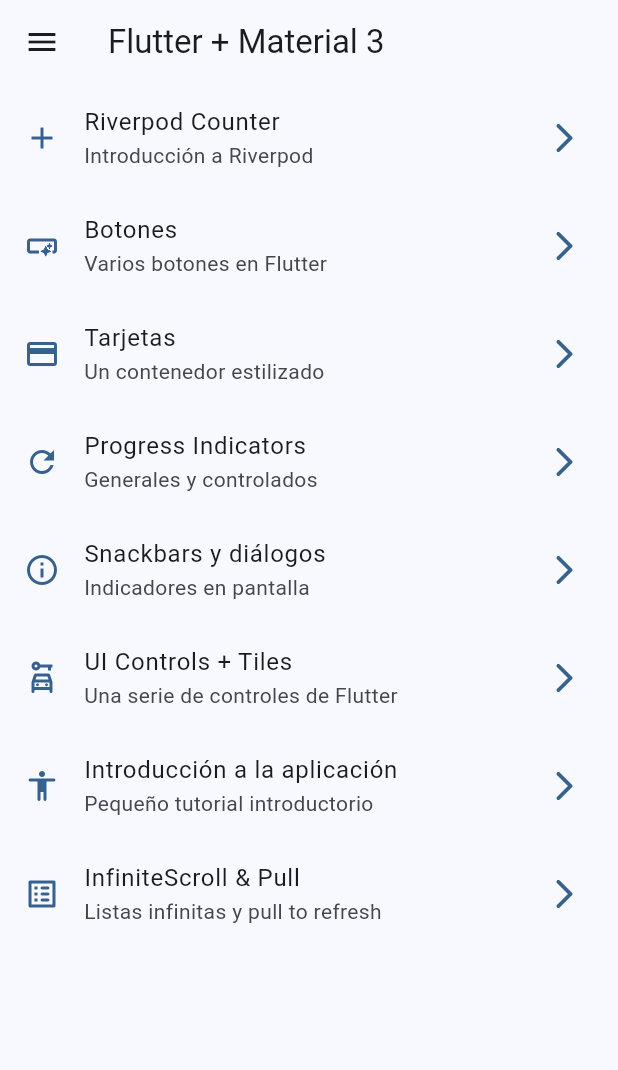
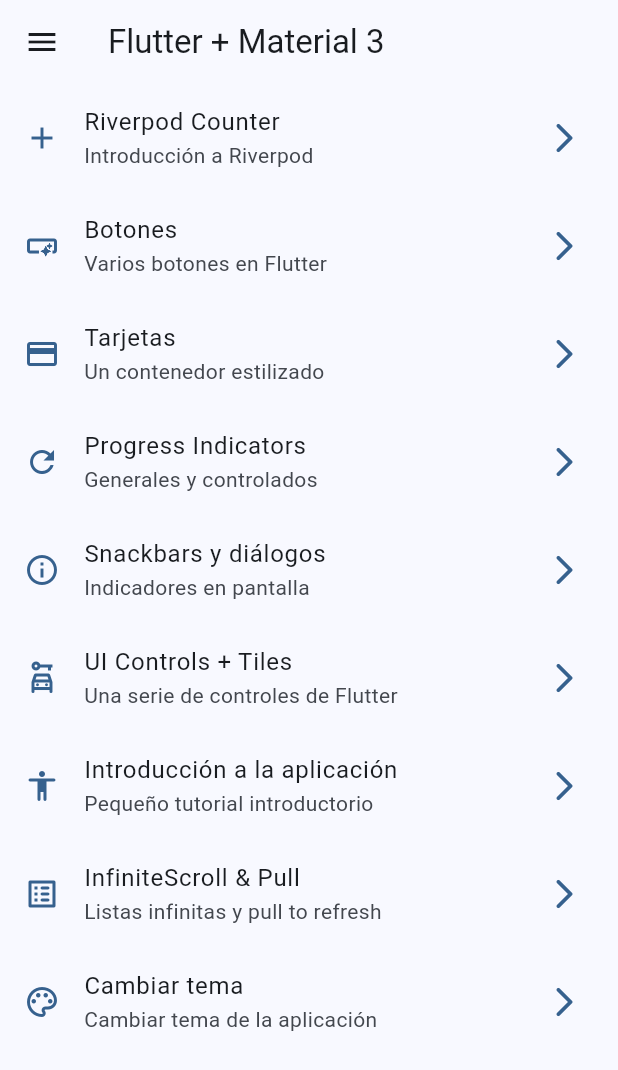
Before and after one commit to EmilioMartel/flutter-widgets-app, a Flutter app: the screen it shows after launch, on a phone screen of 412 x 824 dp. Shown: the top 1070 px of the screen. Run offline on Flutter 3.47's test engine with Material 2 defaults, Android fonts, the phone set to English and light mode, and no system bars; our stand-ins replace animate_do, flutter_riverpod, go_router.

Commit message:
cambiar tema y modo oscuro finalizado

```diff
--- a/lib/config/menu/menu_items.dart
+++ b/lib/config/menu/menu_items.dart
@@ -72,6 +72,12 @@ const appMenuItems = <MenuItems> [
     icon: Icons.list_alt_rounded
   ),
 
+  MenuItems(
+    title: 'Cambiar tema',
+    subTitle: 'Cambiar tema de la aplicación',
+    link: '/theme-changer',
+    icon: Icons.color_lens_outlined
+  ),
 
 
 
--- a/lib/config/router/app_router.dart
+++ b/lib/config/router/app_router.dart
@@ -65,5 +65,11 @@ final appRouter = GoRouter(
       path: '/counter-riverpod',
       builder: (context, state) => const CounterScreen(),
     ),
+
+    GoRoute(
+      name: ThemeChangerScreen.name,
+      path: '/theme-changer',
+      builder: (context, state) => const ThemeChangerScreen(),
+    ),
   ],
 );
--- a/lib/config/themes/app_theme.dart
+++ b/lib/config/themes/app_theme.dart
@@ -13,19 +13,20 @@ const colorList = <Color>[
   Colors.pinkAccent,
 ];
 
-
-
 class AppTheme {
 
   final int selectedColor;
+  final bool isDarkMode;
 
   AppTheme({
     this.selectedColor = 0,
+    this.isDarkMode = false,
   }): assert( selectedColor >= 0, 'Selected color must be greather than 0 ' ),
       assert( selectedColor <= colorList.length-1 , 'Selected color must be less or equal than ${colorList.length-1} ' );
 
   ThemeData getTheme() => ThemeData(
     useMaterial3: true,
+    brightness: isDarkMode ? Brightness.dark : Brightness.light,
     colorSchemeSeed: colorList[selectedColor],
     appBarTheme: const AppBarTheme(
       centerTitle: false,
--- a/lib/main.dart
+++ b/lib/main.dart
@@ -2,6 +2,7 @@ import 'package:flutter/material.dart';
 import 'package:flutter_riverpod/flutter_riverpod.dart';
 import 'package:widgets_app/config/router/app_router.dart';
 import 'package:widgets_app/config/themes/app_theme.dart';
+import 'package:widgets_app/presentation/providers/theme_provider.dart';
 
 void main() {
   runApp(
@@ -11,16 +12,20 @@ void main() {
   );
 }
 
-class MainApp extends StatelessWidget {
+class MainApp extends ConsumerWidget {
   const MainApp({super.key});
 
   @override
-  Widget build(BuildContext context) {
+  Widget build(BuildContext context, WidgetRef ref) {
+
+    final isDarkMode = ref.watch(isDarkModeProvider);
+    final selectedColor = ref.watch(selectedColorProvider);
+
     return  MaterialApp.router(
       title: 'Flutter Widets',
       routerConfig: appRouter,
       debugShowCheckedModeBanner: false,
-      theme: AppTheme(selectedColor: 0).getTheme(),
+      theme: AppTheme( selectedColor: selectedColor, isDarkMode: isDarkMode ).getTheme(),
 
     );
   }
--- a/lib/presentation/providers/theme_provider.dart
+++ b/lib/presentation/providers/theme_provider.dart
@@ -2,5 +2,13 @@
 
 
 import 'package:flutter_riverpod/flutter_riverpod.dart';
+import 'package:widgets_app/config/themes/app_theme.dart';
 
+// listado de colores inmutables
+final colorListProvider = Provider((ref) => colorList);
+
+// Un simple bool
 final isDarkModeProvider = StateProvider<bool>((ref) => false);
+
+// Un simple int
+final selectedColorProvider = StateProvider<int>((ref) => 0);
--- a/lib/presentation/screens/screens.dart
+++ b/lib/presentation/screens/screens.dart
@@ -1,12 +1,14 @@
 
 
-export 'package:widgets_app/presentation/screens/counter/counter_screen.dart';
+
 export 'package:widgets_app/presentation/screens/animated/animated_screen.dart';
 export 'package:widgets_app/presentation/screens/app_tutorial/app_tutorial_screen.dart';
 export 'package:widgets_app/presentation/screens/buttons/buttons_screen.dart';
 export 'package:widgets_app/presentation/screens/cards/cards_screen.dart';
+export 'package:widgets_app/presentation/screens/counter/counter_screen.dart';
 export 'package:widgets_app/presentation/screens/home/home_screen.dart';
 export 'package:widgets_app/presentation/screens/infinite_scroll/infinite_scroll_screen.dart';
 export 'package:widgets_app/presentation/screens/progress/progress_screen.dart';
 export 'package:widgets_app/presentation/screens/snackbar/snackbar_screen.dart';
+export 'package:widgets_app/presentation/screens/theme_changer/theme_changer_screen.dart';
 export 'package:widgets_app/presentation/screens/ui_controls/ui_controls_screen.dart';
```
Also changed, not shown: lib/presentation/screens/theme_changer/theme_changer_screen.dart (added, +61 -0 lines).
